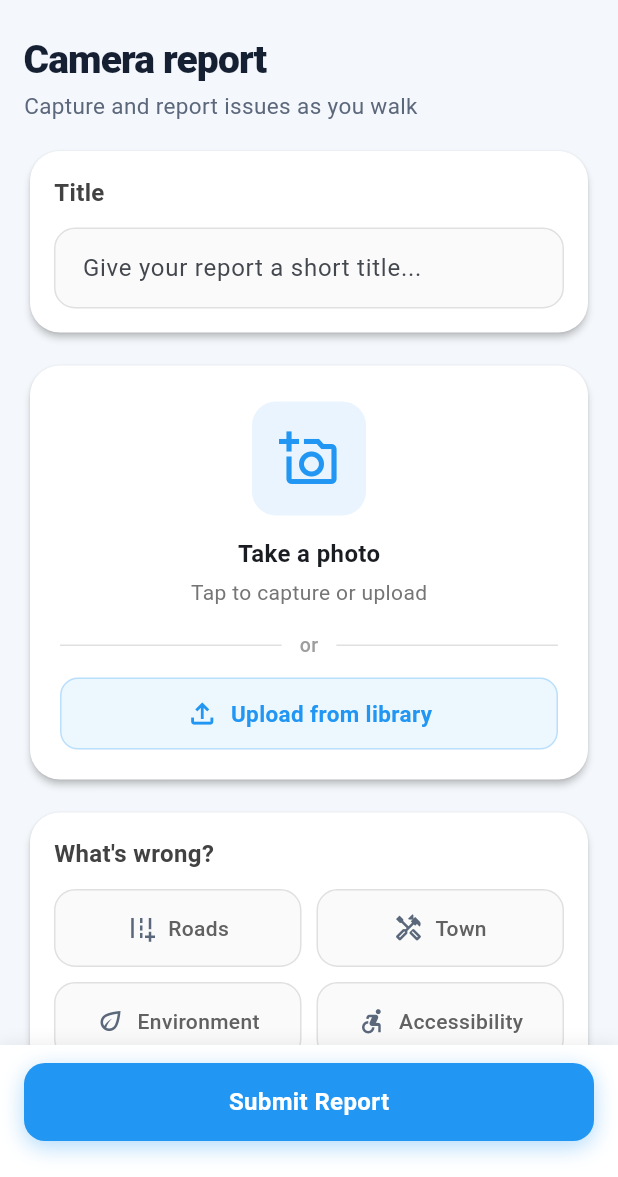
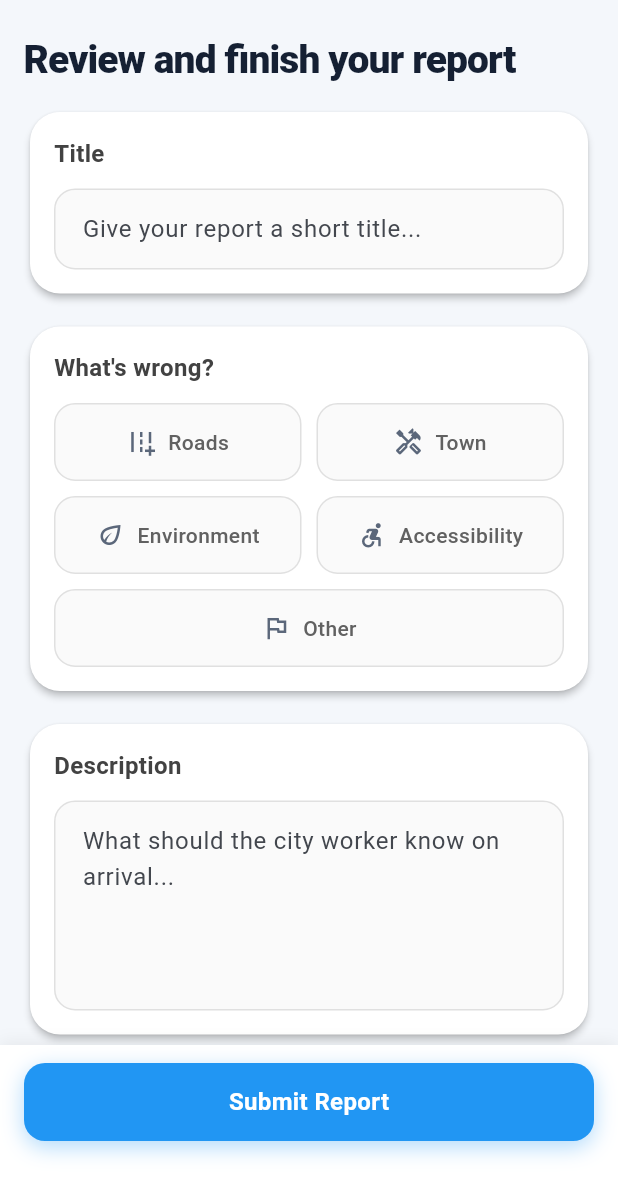
Before and after one commit to personintheworld0615/street_sync, a Flutter app: the Updatething screen opened directly, on a phone screen of 412 x 824 dp, the part 59-1236 px from its top. Run offline on Flutter 3.47's test engine with Material 3 defaults, Android fonts, the phone set to English and light mode, and no system bars; our stand-ins replace flutter_dotenv, geocoding, geolocator, google_maps_flutter, image_picker, shared_preferences and 2 more; accounts and stored records are empty; network calls fail; statements that could not run were skipped.

```diff
--- a/lib/UpdateThing.dart
+++ b/lib/UpdateThing.dart
@@ -6,6 +6,7 @@ import 'package:geolocator/geolocator.dart';
 import 'package:google_maps_flutter/google_maps_flutter.dart';
 
 import 'Confirmation.dart';
+import 'ConfirmationVoiceReport.dart';
 import 'dart:io';
 import 'package:image_picker/image_picker.dart';
 import 'package:street_sync/report_categories.dart';
@@ -138,7 +139,7 @@ class _UpdateThingState extends State<Updatething> {
                   crossAxisAlignment: CrossAxisAlignment.start,
                   children: [
                     const Text(
-                      'Camera report',
+                      'Review and finish your report',
                       style: TextStyle(
                         fontSize: 26,
                         fontWeight: FontWeight.w800,
@@ -147,19 +148,12 @@ class _UpdateThingState extends State<Updatething> {
                         height: 1.15,
                       ),
                     ),
-                    const SizedBox(height: 6),
-                    const Text(
-                      'Capture and report issues as you walk',
-                      style: TextStyle(
-                        fontSize: 15,
-                        color: _muted,
-                        height: 1.35,
-                      ),
-                    ),
                     const SizedBox(height: 16),
                     _buildTitleCard(),
-                    const SizedBox(height: 14),
-                    _buildPhotoCard(),
+                    if (_imageWasProvided) ...[
+                      const SizedBox(height: 14),
+                      _buildPhotoCard(),
+                    ],
                     const SizedBox(height: 14),
                     _buildCategoryCard(),
                     const SizedBox(height: 14),
@@ -235,6 +229,14 @@ class _UpdateThingState extends State<Updatething> {
   bool get _hasPhoto =>
       _image != null ||
       (_existingImageUrl != null && _existingImageUrl!.isNotEmpty);
+
+  /// True when a local path or server image URL was passed into this screen.
+  bool get _imageWasProvided {
+    final path = widget.imagePath;
+    if (path != null && path.isNotEmpty) return true;
+    final url = widget.existingImageUrl?.trim();
+    return url != null && url.isNotEmpty;
+  }
 
   String _normalizeSeverity(String severity) {
     switch (severity.toLowerCase()) {
@@ -923,7 +925,7 @@ class _UpdateThingState extends State<Updatething> {
           if (_submitting) return;
           final errors = <String>[];
           if (_titleController.text.trim().isEmpty) errors.add('title');
-          if (!_hasPhoto) errors.add('photo');
+          if (_imageWasProvided && !_hasPhoto) errors.add('photo');
           if (_selectedCategory == null) errors.add('category');
           if (_selectedSeverity == null) errors.add('severity');
           if (_descriptionController.text.trim().isEmpty) {
@@ -948,13 +950,34 @@ class _UpdateThingState extends State<Updatething> {
             if (!mounted) return;
             setState(() => _submitting = false);
 
+            final title = _titleController.text.trim();
+            final description = _descriptionController.text.trim();
+            final othercat = _selectedCategory == 'Other'
+                ? _otherCategoryController.text.trim()
+                : '';
+
+            if (!_imageWasProvided) {
+              await Navigator.push(
+                context,
+                MaterialPageRoute(
+                  builder: (context) => ConfirmationVoiceReport(
+                    title: title,
+                    description: description,
+                    location: address,
+                    othercat: othercat,
+                  ),
+                ),
+              );
+              return;
+            }
+
             await Navigator.push(
               context,
               MaterialPageRoute(
                 builder: (context) => Confirmation(
                   category: _selectedCategory!,
-                  title: _titleController.text.trim(),
-                  description: _descriptionController.text.trim(),
+                  title: title,
+                  description: description,
                   image: _image,
                   existingImageUrl: _existingImageUrl,
                   draftId: widget.draftId,
@@ -962,6 +985,7 @@ class _UpdateThingState extends State<Updatething> {
                   location: address,
                   latitude: position.latitude,
                   longitude: position.longitude,
+                  othercat: othercat,
                 ),
               ),
             );
```
Also changed, not shown: lib/Mainshell.dart (+11 -9 lines), lib/Map.dart (+46 -8 lines), lib/api_service.dart (+7 -2 lines).
